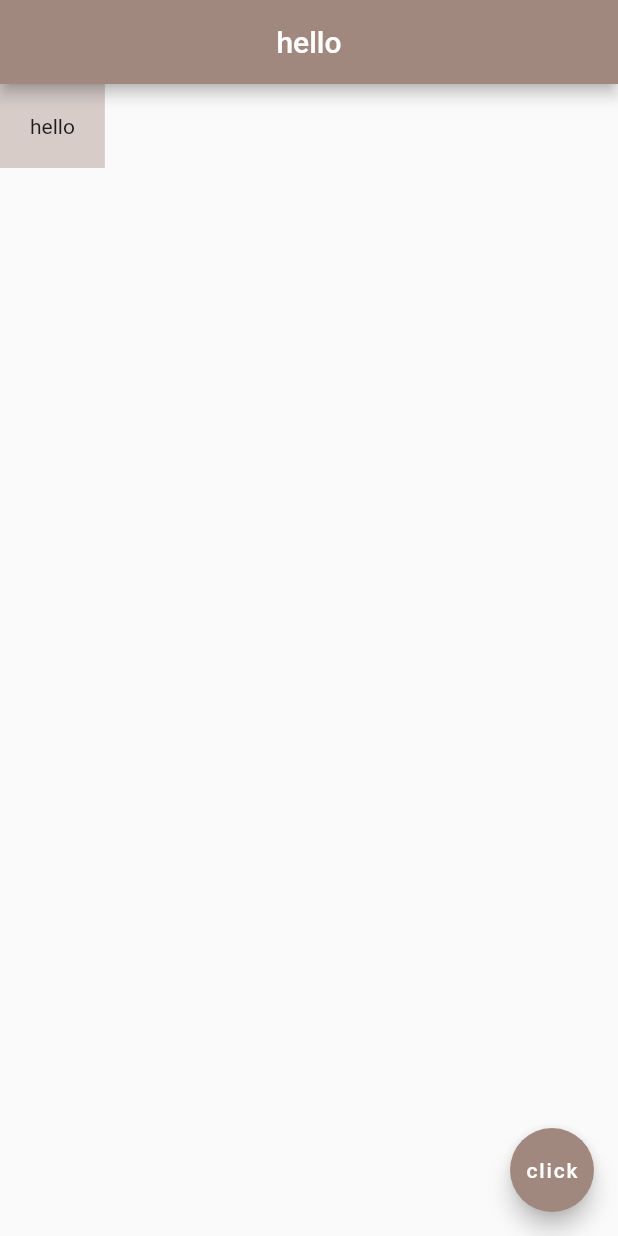
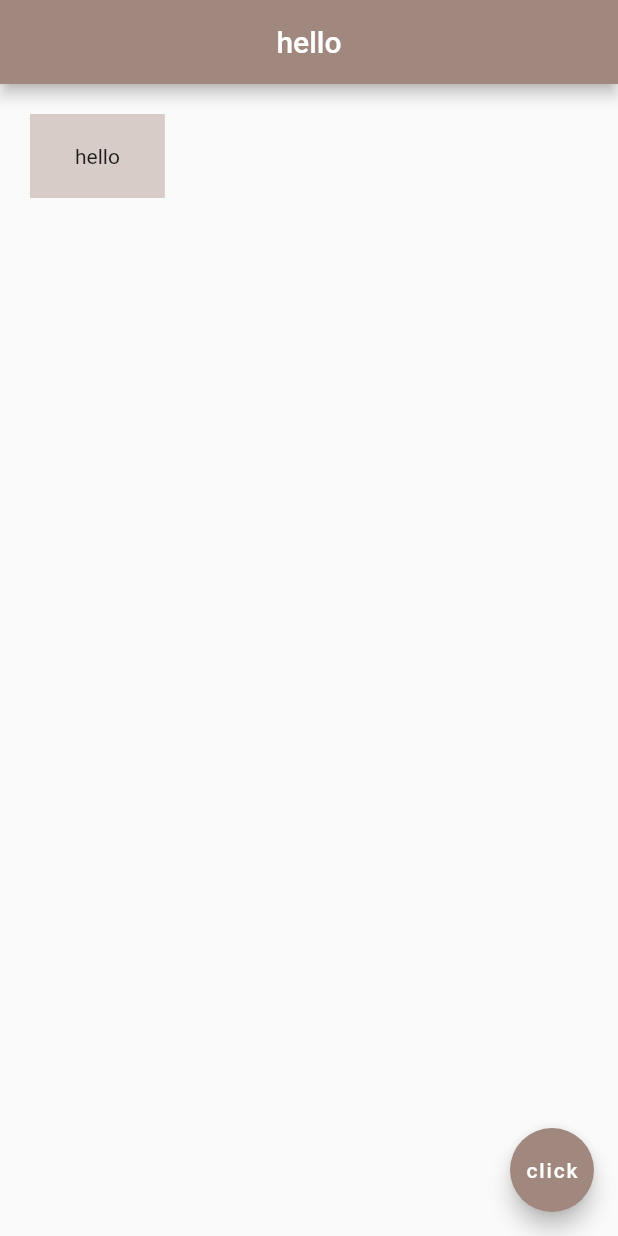
Before and after one commit to Mohammed-Benotmane/Flutter-Tutorial, a Flutter app: the screen it shows after launch, on a phone screen of 412 x 824 dp. Run offline on Flutter 3.47's test engine with Material 2 defaults, Android fonts, the phone set to English and light mode, and no system bars.

Commit message:
adding padding and margin

```diff
--- a/lib/main.dart
+++ b/lib/main.dart
@@ -14,7 +14,8 @@ class Home extends StatelessWidget {
         backgroundColor: Colors.brown[300],
       ),
       body: Container(
-        padding: EdgeInsets.all(20.0),
+        padding: EdgeInsets.symmetric(horizontal: 30.0, vertical: 20.0),
+        margin: EdgeInsets.all(20.0),
         color: Colors.brown[100],
         child: Text('hello'),
       ),
```
